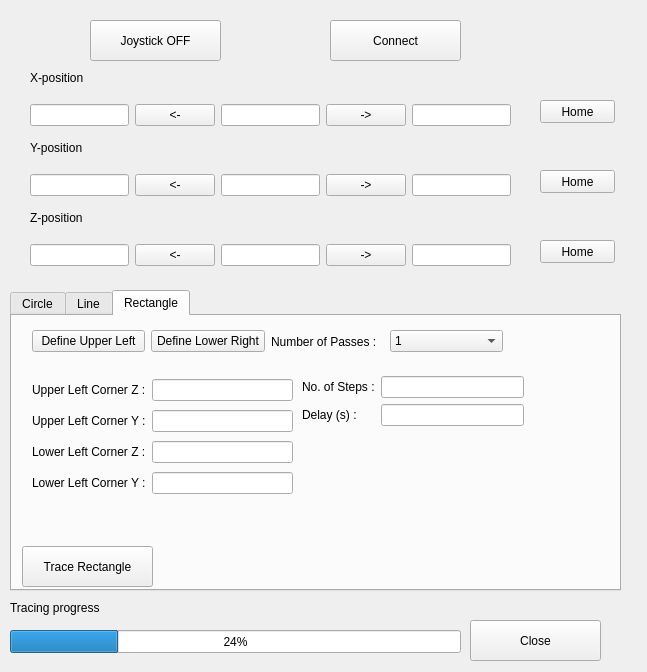
First picture: the form in uiESP300.ui, repository pdera/laser_cutting, before the edit.
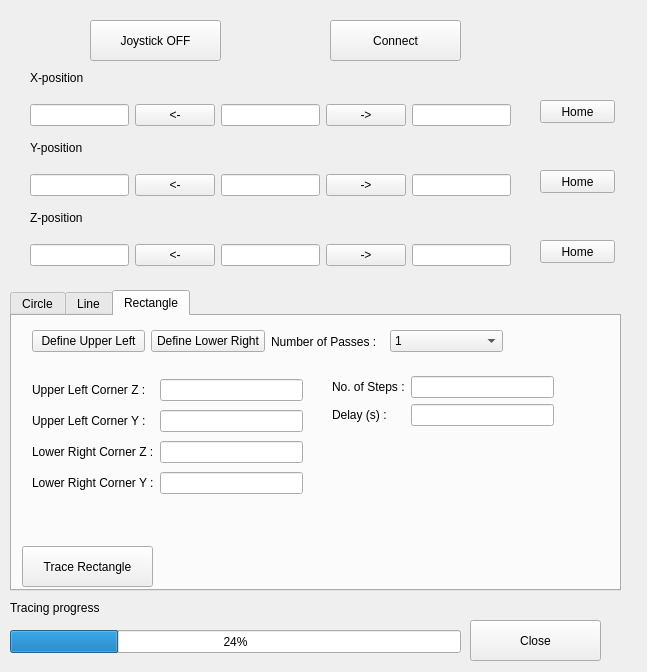
Second picture: the form after the edit.

Commit message: Second cut at rectangle....

What changed in the file:
```diff
--- a/uiESP300.ui
+++ b/uiESP300.ui
@@ -659,7 +659,7 @@
       <rect>
        <x>20</x>
        <y>60</y>
-       <width>261</width>
+       <width>271</width>
        <height>121</height>
       </rect>
      </property>
@@ -687,7 +687,7 @@
       <item row="2" column="0">
        <widget class="QLabel" name="label_17">
         <property name="text">
-         <string>Lower Left Corner Z :</string>
+         <string>Lower Right Corner Z :</string>
         </property>
        </widget>
       </item>
@@ -697,7 +697,7 @@
       <item row="3" column="0">
        <widget class="QLabel" name="label_18">
         <property name="text">
-         <string>Lower Left Corner Y :</string>
+         <string>Lower Right Corner Y :</string>
         </property>
        </widget>
       </item>
@@ -719,7 +719,7 @@
       <string>Trace Rectangle</string>
      </property>
     </widget>
-    <widget class="QWidget" name="">
+    <widget class="QWidget" name="layoutWidget">
      <property name="geometry">
       <rect>
        <x>20</x>
@@ -776,10 +776,10 @@
       </item>
      </layout>
     </widget>
-    <widget class="QWidget" name="">
+    <widget class="QWidget" name="layoutWidget">
      <property name="geometry">
       <rect>
-       <x>290</x>
+       <x>320</x>
        <y>60</y>
        <width>222</width>
        <height>52</height>
```
Left out of the diff: 6 changed lines with no effect on the pictures. The commit also changes 1 other file.
